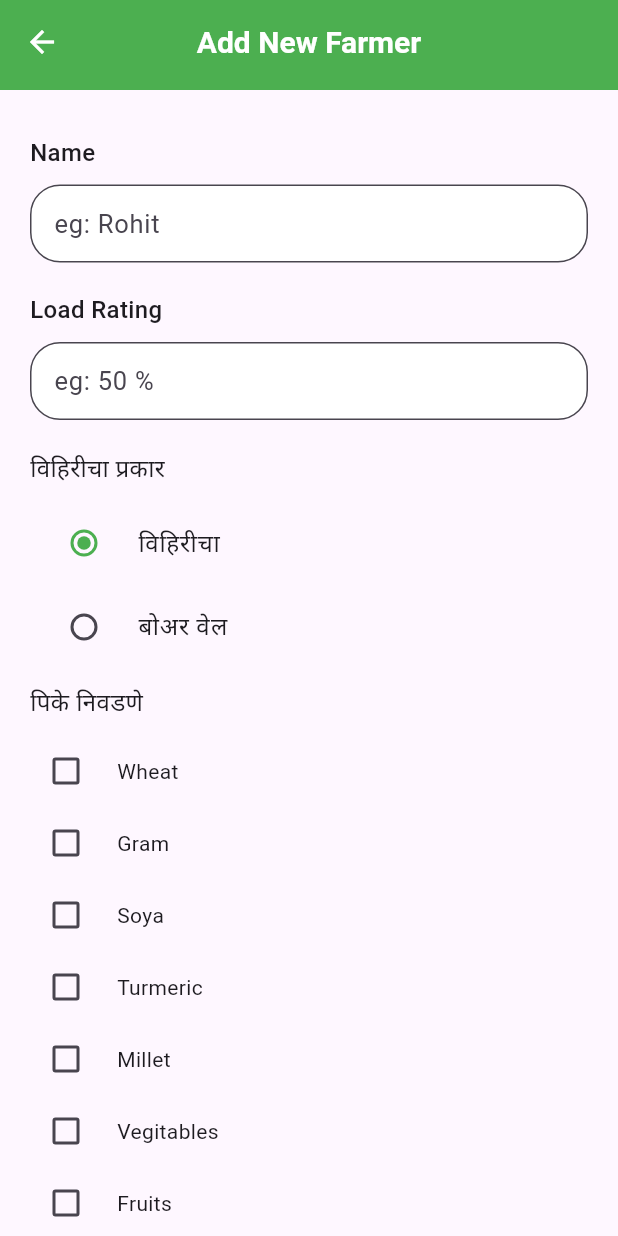
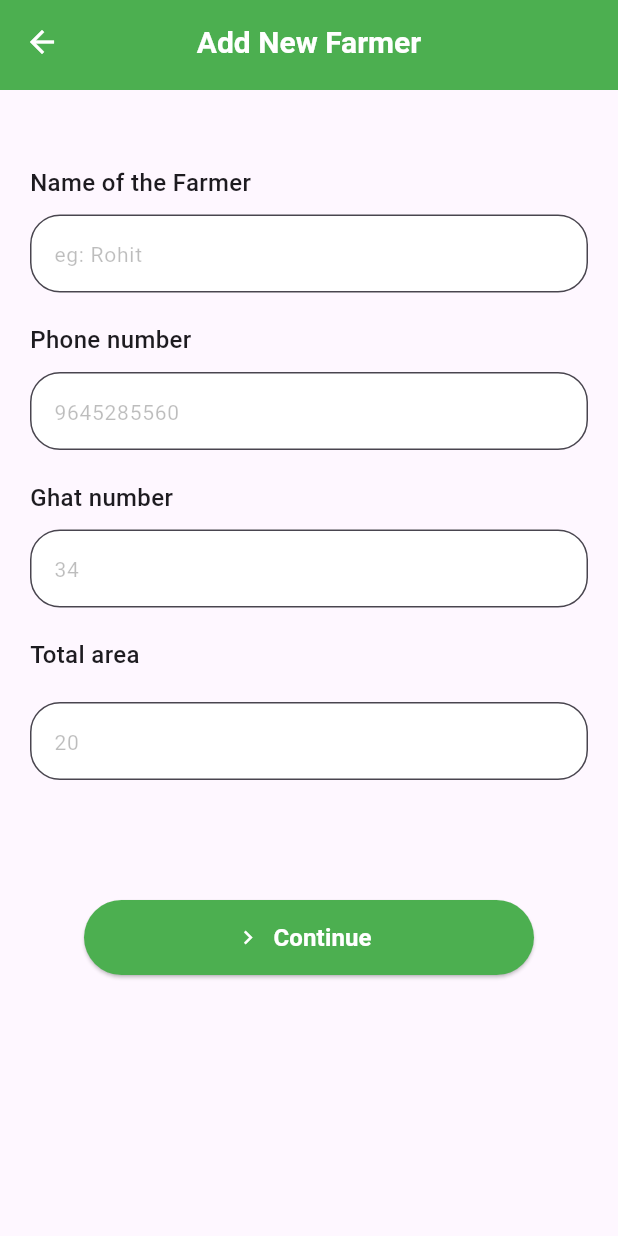
Before and after one commit to Nibzz007/Load-Management, a Flutter app: the AddNewFarmerScreen screen opened directly, on a phone screen of 412 x 824 dp. Run offline on Flutter 3.47's test engine with Material 2 defaults, Android fonts, the phone set to English and light mode, and no system bars; our stand-ins replace flutter_datetime_picker_plus, get.

Commit message:
modified the UI

```diff
--- a/lib/core/app_color.dart
+++ b/lib/core/app_color.dart
@@ -7,3 +7,4 @@ const Color kDeepPurple = Colors.deepPurple;
 const Color kGreen = Colors.green;
 const Color kWhite60 = Colors.white60;
 Color kGreen300 = Colors.green.shade100;
+const Color kBlack26 = Colors.black26;
--- a/lib/core/app_sizes.dart
+++ b/lib/core/app_sizes.dart
@@ -6,6 +6,7 @@ const SizedBox kHeight10 = SizedBox(height: 10,);
 const SizedBox kHeight20 = SizedBox(height: 20,);
 const SizedBox kHeight30 = SizedBox(height: 30,);
 const SizedBox kHeight40 = SizedBox(height: 40,);
+const SizedBox kHeight50 = SizedBox(height: 50,);
 const SizedBox kHeight80 = SizedBox(height: 80,);
 
 
--- a/lib/core/app_style.dart
+++ b/lib/core/app_style.dart
@@ -40,12 +40,18 @@ TextStyle appBarTextStyle = const TextStyle(
 
 // Create new schedele
 
-TextStyle textWidgetTextStyle =
-    const TextStyle(fontSize: 16, fontWeight: FontWeight.w500);
+TextStyle textWidgetTextStyle = const TextStyle(
+  fontSize: 16,
+  fontWeight: FontWeight.w500,
+);
+
+TextStyle hintStyle = const TextStyle(
+  fontSize: 14,
+  fontWeight: FontWeight.w400,
+  color: kBlack26,
+);
 
 // Farmers list
 
-TextStyle listTileTextStyle = const TextStyle(
-  fontSize: 25,
-  fontWeight: FontWeight.w500
-);
+TextStyle listTileTextStyle =
+    const TextStyle(fontSize: 25, fontWeight: FontWeight.w500);
--- a/lib/src/controller/load_management_controller.dart
+++ b/lib/src/controller/load_management_controller.dart
@@ -13,4 +13,6 @@ class LoadManagementController extends GetxController {
     'Fruits',
     'Others',
   ];
+
+
 }
--- a/lib/src/view/farmerslist screen/add_new_farmer_screen.dart
+++ b/lib/src/view/farmerslist screen/add_new_farmer_screen.dart
@@ -3,7 +3,7 @@ import 'package:get/get.dart';
 import 'package:load_management/core/app_color.dart';
 import 'package:load_management/core/app_sizes.dart';
 import 'package:load_management/src/controller/load_management_controller.dart';
-import 'package:load_management/src/view/farmerslist%20screen/farmers_list_screen.dart';
+import 'package:load_management/src/view/farmerslist%20screen/crop_information_screen.dart';
 import 'package:load_management/src/view/widgets/elevated_button_widget.dart';
 import 'package:load_management/src/view/widgets/text_form_field_widget.dart';
 import 'package:load_management/src/view/widgets/text_widget.dart';
@@ -12,14 +12,8 @@ import '../widgets/common_appbar_widget.dart';
 class AddNewFarmerScreen extends StatelessWidget {
   AddNewFarmerScreen({super.key});
 
-  final selectedOption = 0.obs;
-
-  void handleOptionChange(int value) {
-    selectedOption.value = value;
-  }
-
-  final LoadManagementController controller =
-      Get.put(LoadManagementController());
+  // final LoadManagementController controller =
+  //     Get.put(LoadManagementController());
 
   @override
   Widget build(BuildContext context) {
@@ -36,80 +30,91 @@ class AddNewFarmerScreen extends StatelessWidget {
           child: Column(
             crossAxisAlignment: CrossAxisAlignment.start,
             children: [
-              kHeight30,
-              const TextWidget(text: 'Name'),
+              kHeight50,
+              const TextWidget(text: 'Name of the Farmer'),
               kHeight10,
               TextFormFieldWidget(
                 hintText: 'eg: Rohit',
                 keyboardType: TextInputType.text,
               ),
               kHeight20,
-              const TextWidget(text: 'Load Rating'),
+              const TextWidget(text: 'Phone number'),
               kHeight10,
               TextFormFieldWidget(
-                hintText: 'eg: 50 %',
+                hintText: '9645285560',
                 keyboardType: TextInputType.number,
               ),
               kHeight20,
-              const TextWidget(text: 'विहिरीचा प्रकार'),
+              const TextWidget(text: 'Ghat number'),
               kHeight10,
-              Column(
-                children: [
-                  Obx(
-                    () => RadioListTile(
-                      activeColor: kGreen,
-                      value: 0,
-                      groupValue: selectedOption.value,
-                      onChanged: (value) => handleOptionChange(value!),
-                      title: const Text('विहिरीचा'),
-                    ),
-                  ),
-                  Obx(
-                    () => RadioListTile(
-                      activeColor: kGreen,
-                      value: 1,
-                      groupValue: selectedOption.value,
-                      onChanged: (value) => handleOptionChange(value!),
-                      title: const Text('बोअर वेल'),
-                    ),
-                  ),
-                ],
-              ),
-              kHeight10,
-              const TextWidget(text: 'पिके निवडणे'),
-              kHeight10,
-              Column(
-                children: List.generate(
-                  8,
-                  (index) => Row(
-                    children: [
-                      Obx(
-                        () => Checkbox(
-                          activeColor: kGreen,
-                          value: controller.checkboxStates[index],
-                          onChanged: (value) {
-                            controller.checkboxStates[index] = value!;
-                          },
-                        ),
-                      ),
-                      kWidth10,
-                      Text(controller.crops[index]),
-                    ],
-                  ),
-                ),
+              TextFormFieldWidget(
+                hintText: '34',
+                keyboardType: TextInputType.number,
               ),
               kHeight20,
+              const TextWidget(text: 'Total area'),
+              kHeight20,
+              TextFormFieldWidget(
+                hintText: '20',
+                keyboardType: TextInputType.number,
+              ),
+              // Column(
+              //   children: [
+              //     Obx(
+              //       () => RadioListTile(
+              //         activeColor: kGreen,
+              //         value: 0,
+              //         groupValue: selectedOption.value,
+              //         onChanged: (value) => handleOptionChange(value!),
+              //         title: const Text('विहिरीचा'),
+              //       ),
+              //     ),
+              //     Obx(
+              //       () => RadioListTile(
+              //         activeColor: kGreen,
+              //         value: 1,
+              //         groupValue: selectedOption.value,
+              //         onChanged: (value) => handleOptionChange(value!),
+              //         title: const Text('बोअर वेल'),
+              //       ),
+              //     ),
+              //   ],
+              // ),
+              // kHeight10,
+              // const TextWidget(text: 'पिके निवडणे'),
+              // kHeight10,
+              // Column(
+              //   children: List.generate(
+              //     8,
+              //     (index) => Row(
+              //       children: [
+              //         Obx(
+              //           () => Checkbox(
+              //             activeColor: kGreen,
+              //             value: controller.checkboxStates[index],
+              //             onChanged: (value) {
+              //               controller.checkboxStates[index] = value!;
+              //             },
+              //           ),
+              //         ),
+              //         kWidth10,
+              //         Text(controller.crops[index]),
+              //       ],
+              //     ),
+              //   ),
+              // ),
+              kHeight80,
               Row(
                 mainAxisAlignment: MainAxisAlignment.center,
                 children: [
                   ElevatedButtonWidget(
                     backgroundColor: kGreen,
                     onPressed: () {
-
+                      Get.to(() => CropInformationScreen());
                     },
-                    text: 'Add',
+                    text: 'Continue',
                     widget: const Icon(
-                      Icons.add_sharp,
+                      Icons.navigate_next,
                       color: kWhite,
                     ),
                   ),
--- a/lib/src/view/widgets/text_form_field_widget.dart
+++ b/lib/src/view/widgets/text_form_field_widget.dart
@@ -22,7 +22,6 @@ class TextFormFieldWidget extends StatelessWidget {
   final void Function()? onTap;
   final bool readOnly;
   final TextEditingController? controller;
-
   @override
   Widget build(BuildContext context) {
     return TextFormField(
@@ -38,6 +37,7 @@ class TextFormFieldWidget extends StatelessWidget {
         filled: true,
         fillColor: fillColor,
         hintText: hintText,
+        hintStyle: hintStyle,
         prefixIcon: prefixIcon,
         border: OutlineInputBorder(
           borderRadius: BorderRadius.circular(20),
```
Also changed, not shown: lib/src/controller/drop_down_controller.dart (added, +10 -0 lines), lib/src/view/farmerslist screen/crop_information_screen.dart (added, +111 -0 lines), lib/src/view/farmerslist screen/pumb_information_screen.dart (added, +123 -0 lines), lib/src/view/farmerslist screen/widgets/drop_down_container_widget.dart (added, +48 -0 lines), lib/src/view/new schedule screen/new_schedule_screen.dart (+17 -0 lines).
